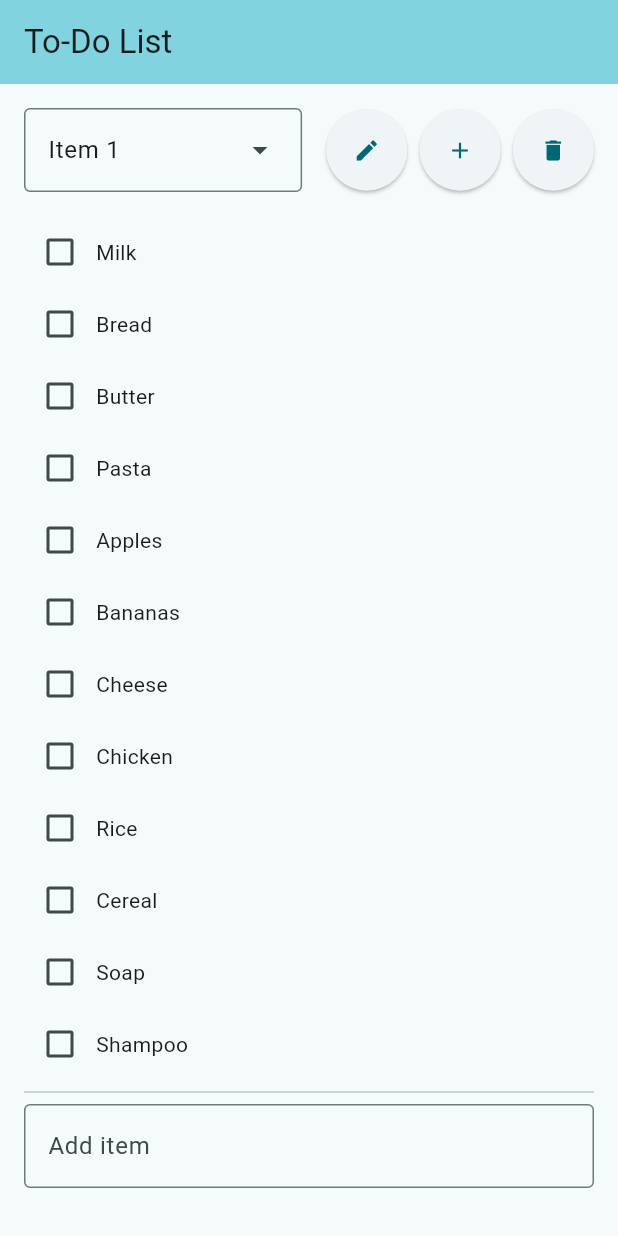
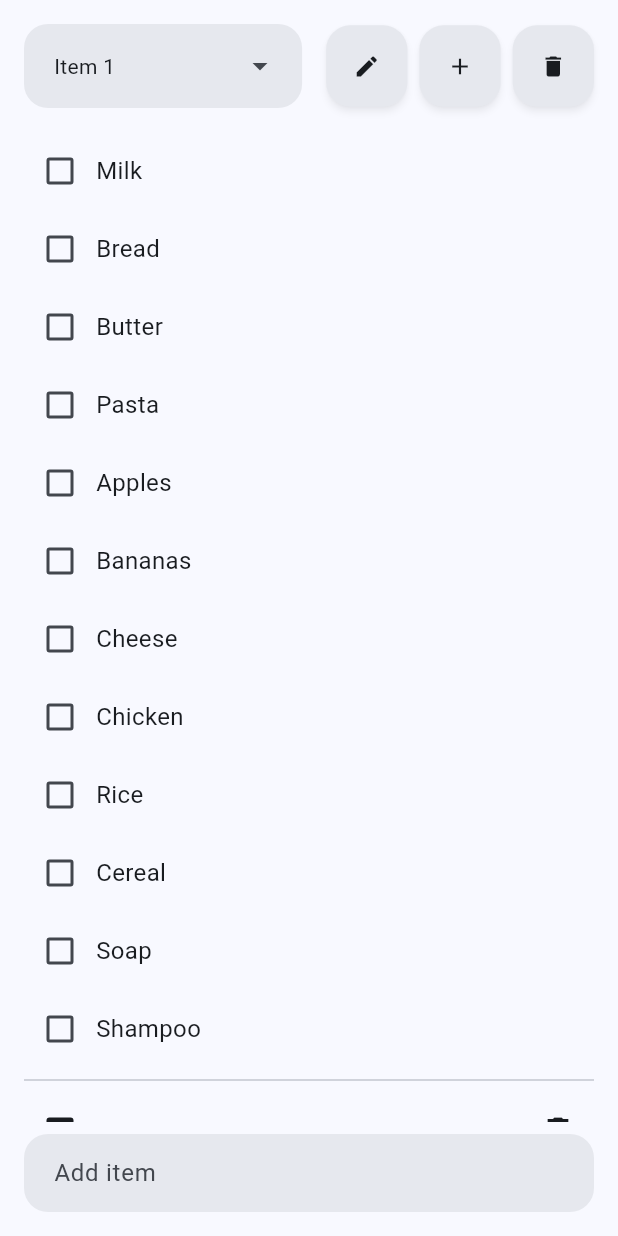
Before and after one commit to chrihb/apputvikling-prosjekt, a Flutter app: the screen it shows after launch, on a phone screen of 412 x 824 dp. Run offline on Flutter 3.47's test engine with Material 3 defaults, Android fonts, the phone set to English and light mode, and no system bars.

Commit message:
layout done

```diff
--- a/lib/input_field.dart
+++ b/lib/input_field.dart
@@ -4,26 +4,42 @@ class InputField extends StatefulWidget {
   const InputField({super.key});
 
   @override
-  State<InputField> createState() => _InputField();
+  State<InputField> createState() => _InputFieldState();
 }
 
-class _InputField extends State<InputField> {
+class _InputFieldState extends State<InputField> {
+  final controller = TextEditingController();
 
-  void handleSubmit(value) {
-
+  void handleSubmit(String value) {
+    if (value.trim().isEmpty) return;
+    // TODO: handle new item addition
+    controller.clear();
   }
-
 
   @override
   Widget build(BuildContext context) {
+    final scheme = Theme.of(context).colorScheme;
+
     return TextField(
-        decoration: const InputDecoration(
-          labelText: 'Add item',
-          border: OutlineInputBorder(),
+      controller: controller,
+      onSubmitted: handleSubmit,
+      style: TextStyle(color: scheme.onSurface),
+      cursorColor: scheme.primary,
+      decoration: InputDecoration(
+        labelText: 'Add item',
+        labelStyle: TextStyle(color: scheme.onSurfaceVariant),
+        filled: true,
+        fillColor: scheme.surfaceContainerHigh, // same as dropdown background
+        contentPadding: const EdgeInsets.symmetric(horizontal: 16, vertical: 14),
+        border: OutlineInputBorder(
+          borderRadius: BorderRadius.circular(16),
+          borderSide: BorderSide.none,
         ),
-        onSubmitted: (value) {
-          handleSubmit(value);
-        },
+        focusedBorder: OutlineInputBorder(
+          borderRadius: BorderRadius.circular(16),
+          borderSide: BorderSide(color: scheme.primary, width: 1.5),
+        ),
+      ),
     );
   }
 }
--- a/lib/item_list.dart
+++ b/lib/item_list.dart
@@ -62,11 +62,25 @@ class _ItemListState extends State<ItemList> {
             physics: const NeverScrollableScrollPhysics(),
             children: [
               for (final item in checked)
-                TodoCheckbox(
+                AnimatedSwitcher(
                   key: ValueKey(item.id),
-                  item: item,
-                  list: widget.items,
-                  onChanged: () => setState(() {}),
+                  duration: const Duration(milliseconds: 200),
+                  transitionBuilder: (child, animation) => FadeTransition(
+                    opacity: animation,
+                    child: SlideTransition(
+                      position: Tween<Offset>(
+                        begin: const Offset(0.1, 0),
+                        end: Offset.zero,
+                      ).animate(animation),
+                      child: child,
+                    ),
+                  ),
+                  child: TodoCheckbox(
+                    key: ValueKey('${item.id}-${item.done}'),
+                    item: item,
+                    list: widget.items,
+                    onChanged: () => setState(() {}),
+                  ),
                 ),
             ],
           ),
--- a/lib/main.dart
+++ b/lib/main.dart
@@ -15,7 +15,8 @@ class MyApp extends StatelessWidget {
     return MaterialApp(
       title: 'Flutter Demo',
       theme: ThemeData(
-        colorScheme: ColorScheme.fromSeed(seedColor: Colors.grey),
+        colorScheme: ColorScheme.fromSeed(seedColor: Colors.blue),
+        useMaterial3: true,
       ),
       home: const MyHomePage(title: 'To-Do List'),
     );
@@ -59,10 +60,6 @@ class _MyHomePageState extends State<MyHomePage> {
   @override
   Widget build(BuildContext context) {
     return Scaffold(
-      appBar: AppBar(
-        backgroundColor: Theme.of(context).colorScheme.inversePrimary,
-        title: Text(widget.title),
-      ),
       body: SafeArea(
         child: Column(
           children: [
@@ -73,11 +70,11 @@ class _MyHomePageState extends State<MyHomePage> {
             Expanded(
               child: Padding(
                 padding: const EdgeInsets.symmetric(horizontal: 16),
-                child: ItemList(items: itemList), // internally scrollable
+                child: ItemList(items: itemList),
               ),
             ),
             Padding(
-              padding: const EdgeInsets.fromLTRB(16, 0, 16, 32),
+              padding: const EdgeInsets.fromLTRB(16, 8, 16, 16),
               child: InputField(),
             ),
           ],
--- a/lib/square_button.dart
+++ b/lib/square_button.dart
@@ -1,20 +1,29 @@
 import 'package:flutter/material.dart';
 
 class SquareButton extends StatelessWidget {
-  const SquareButton({super.key, required this.icon});
+  const SquareButton({super.key, required this.icon, this.onPressed});
 
   final Icon icon;
-
+  final VoidCallback? onPressed;
 
   @override
   Widget build(BuildContext context) {
+    final scheme = Theme.of(context).colorScheme;
+
     return Expanded(
       child: AspectRatio(
         aspectRatio: 1,
         child: ElevatedButton(
-          onPressed: () {},
-          style: ButtonStyle(
-            padding: WidgetStateProperty.all(EdgeInsets.zero),
+          onPressed: onPressed ?? () {},
+          style: ElevatedButton.styleFrom(
+            elevation: 2,
+            backgroundColor: scheme.surfaceContainerHigh,
+            foregroundColor: scheme.onSurface,
+            shape: RoundedRectangleBorder(
+              borderRadius: BorderRadius.circular(16),
+            ),
+            padding: EdgeInsets.zero,
+            shadowColor: scheme.shadow.withValues(alpha: 0.3),
           ),
           child: icon,
         ),
--- a/lib/todo_checkbox.dart
+++ b/lib/todo_checkbox.dart
@@ -2,7 +2,12 @@ import 'package:apputvikling_prosjekt/todo_item.dart';
 import 'package:flutter/material.dart';
 
 class TodoCheckbox extends StatelessWidget {
-  const TodoCheckbox({super.key, required this.item, required this.list, required this.onChanged,});
+  const TodoCheckbox({
+    super.key,
+    required this.item,
+    required this.list,
+    required this.onChanged,
+  });
 
   final List<TodoItem> list;
   final TodoItem item;
@@ -10,10 +15,17 @@ class TodoCheckbox extends StatelessWidget {
 
   @override
   Widget build(BuildContext context) {
-    return Row(
+    final scheme = Theme.of(context).colorScheme;
+    final iconColor = scheme.onSurface;
+
+    return Padding(
+      padding: const EdgeInsets.symmetric(vertical: 2),
+      child: Row(
         children: [
           Checkbox(
             value: item.done,
+            activeColor: iconColor,
+            checkColor: scheme.surface,
             onChanged: (v) {
               item.done = v!;
               onChanged();
@@ -23,9 +35,13 @@ class TodoCheckbox extends StatelessWidget {
             child: Text(
               item.label,
               style: TextStyle(
-              decoration:
-              item.done ? TextDecoration.lineThrough : TextDecoration.none,
-              color: item.done ? Colors.grey : null,
+                fontSize: 16,
+                decoration: item.done
+                    ? TextDecoration.lineThrough
+                    : TextDecoration.none,
+                color: item.done
+                    ? scheme.onSurfaceVariant
+                    : scheme.onSurface,
               ),
             ),
           ),
@@ -35,9 +51,10 @@ class TodoCheckbox extends StatelessWidget {
                 list.remove(item);
                 onChanged();
               },
-            icon: const Icon(Icons.delete),
+              icon: Icon(Icons.delete, color: iconColor),
             ),
         ],
+      ),
     );
   }
 }
--- a/lib/top_bar.dart
+++ b/lib/top_bar.dart
@@ -34,7 +34,8 @@ enum ListEntries {
 class _TopBarState extends State<TopBar> {
   @override
   Widget build(BuildContext context) {
-    final double width = MediaQuery.of(context).size.width * 0.45;
+    final width = MediaQuery.of(context).size.width * 0.45;
+
 
     return Row(
         mainAxisAlignment: MainAxisAlignment.spaceBetween,
@@ -42,10 +43,36 @@ class _TopBarState extends State<TopBar> {
         children: [
       SizedBox(
       width: width,
-            child: DropdownMenu(
+      child: DropdownMenu<ListEntries>(
         width: width,
         dropdownMenuEntries: ListEntries.entries,
         initialSelection: ListEntries.item1,
+        textStyle: Theme.of(context).textTheme.bodyMedium,
+        inputDecorationTheme: InputDecorationTheme(
+          filled: true,
+          fillColor: Theme.of(context).colorScheme.surfaceContainerHigh,
+          contentPadding: const EdgeInsets.symmetric(horizontal: 16, vertical: 12),
+          border: OutlineInputBorder(
+            borderRadius: BorderRadius.circular(16),
+            borderSide: BorderSide.none,
+          ),
+        ),
+        menuStyle: MenuStyle(
+          padding: const WidgetStatePropertyAll(EdgeInsets.zero),
+          maximumSize: WidgetStatePropertyAll(Size(width, double.infinity)),
+          backgroundColor: WidgetStatePropertyAll(
+            Theme.of(context).colorScheme.surfaceContainerHigh,
+          ),
+          elevation: const WidgetStatePropertyAll(3),
+          shape: WidgetStatePropertyAll(
+            RoundedRectangleBorder(
+              borderRadius: BorderRadius.circular(12),
+            ),
+          ),
+          shadowColor: WidgetStatePropertyAll(
+            Theme.of(context).colorScheme.shadow.withValues(alpha: 0.3),
+          ),
+        ),
       ),
     ),
     Expanded(
```
Lines whose indentation alone changed are shown as unchanged.
